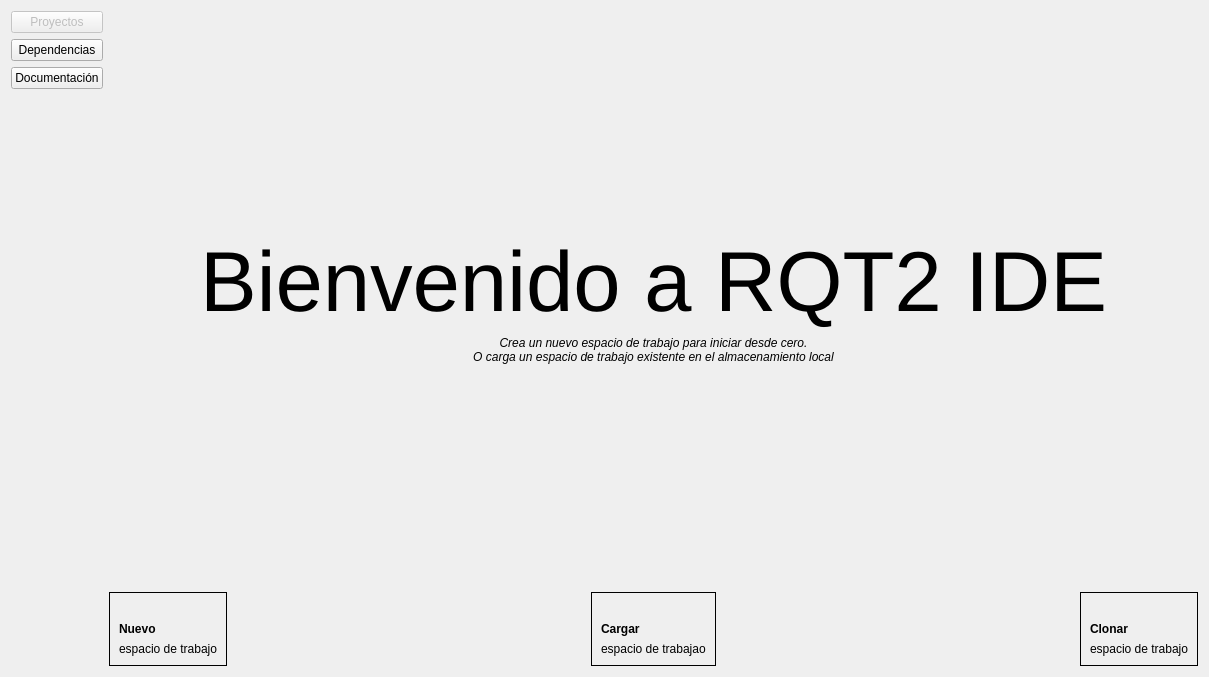
Old version of the form forms/f0_main.ui in the repository RQT2/rqt2-widgets.
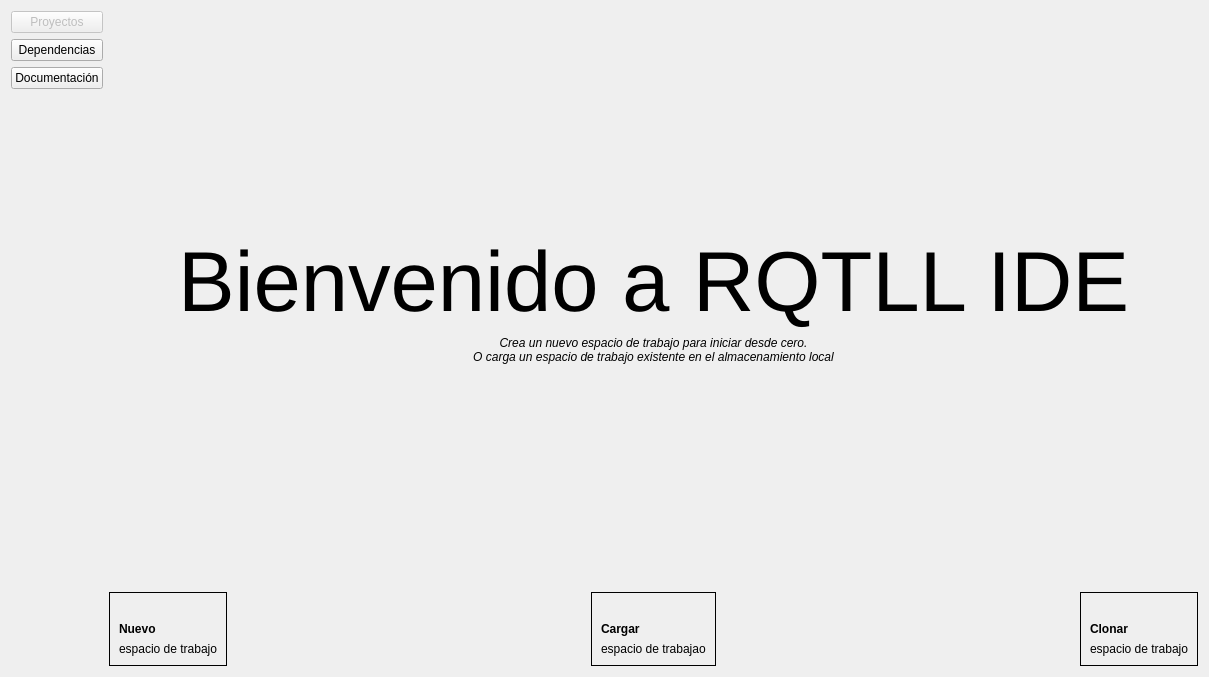
New version of the form. Icons and pictures are not drawn.

Commit message: buil: Rename rqt2 to rqtll submodules

The edit to the form file:
```diff
--- a/forms/f0_main.ui
+++ b/forms/f0_main.ui
@@ -106,7 +106,7 @@
         </font>
        </property>
        <property name="text">
-        <string>Bienvenido a RQT2 IDE</string>
+        <string>Bienvenido a RQTLL IDE</string>
        </property>
        <property name="alignment">
         <set>Qt::AlignmentFlag::AlignCenter</set>
```
Left out of the diff: 2 changed lines with no effect on the pictures. The commit also changes 29 other files.
